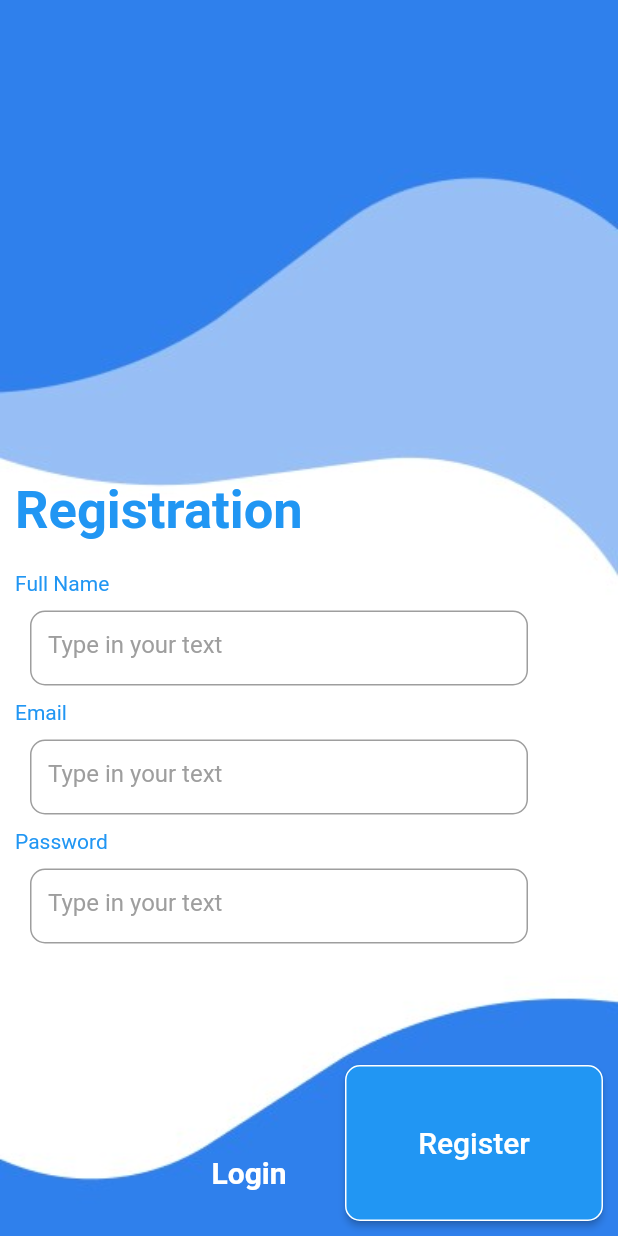
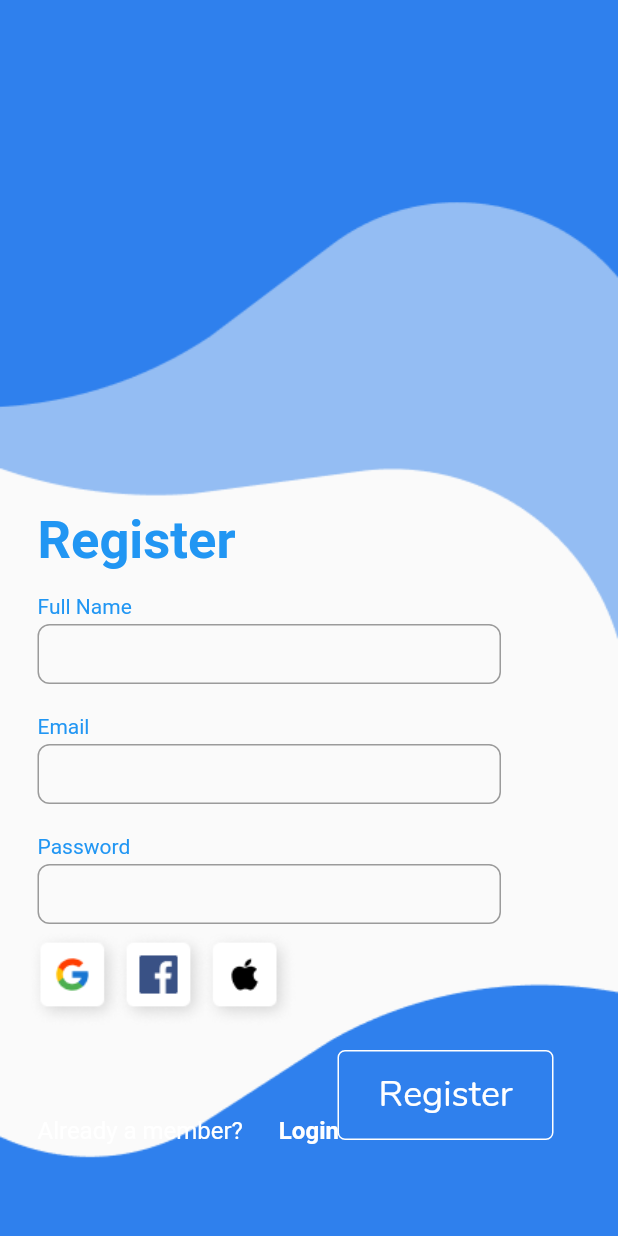
Before and after one commit to habibftw/Login-UI-using-flutter, a Flutter app: the RegistrationScreen screen opened by its route, on a phone screen of 412 x 824 dp. Run offline on Flutter 3.47's test engine with Material 2 defaults, Android fonts, the phone set to English and light mode, and no system bars.

Commit message:
2nd commit

```diff
--- a/lib/registration_screen.dart
+++ b/lib/registration_screen.dart
@@ -5,128 +5,162 @@ class RegistrationScreen extends StatelessWidget {
   @override
   Widget build(BuildContext context) {
     return Scaffold(
-      body: Container(
+        body: Stack(
+            children: [
+        Container(
         decoration: BoxDecoration(
         image: DecorationImage(
-            image: AssetImage("lib/images/bc.jpg"),
-            fit: BoxFit.cover,
+            image: AssetImage("lib/images/background.png"),
+        fit: BoxFit.cover)),
+    ),
+              Container(
+                  alignment: Alignment.topLeft,
+                  margin: EdgeInsets.only(top: 730, left: 25),
+                  child: Row(
+
+                    //crossAxisAlignment: CrossAxisAlignment.start,
+                    children: [
+                      Text(
+                        'Already a member?',
+                        style: TextStyle(
+                          color: Colors.white,
+                          fontSize: 16,
                         ),
                       ),
-        child: Stack(
-          //alignment: Alignment.center,
-          children: [
-            Positioned(
-              top:745,
-              bottom:5 ,
-              left: 0,
-              right: 80,
-              child: FlatButton(
-                  onPressed: () {
-                    Navigator.pop(context,);
-                  },
-                  child: Text('Login',style: TextStyle(
-                    color: Colors.white,
-                    fontSize: 20,
-                    fontWeight: FontWeight.bold,),)),
-            ),
-            Positioned(
-              top: 755,
-              bottom: 10,
-              left: 10,
-              right: 150,
-              child: Text('Already member?',style: TextStyle(color: Colors.white),),
-            ),
-            Positioned(
-              top: 710,
-              bottom: 10,
-              left: 230,
-              right: 10,
-              child: ElevatedButton(
-                style: ButtonStyle(
-                    shape:
-                    MaterialStateProperty.all<RoundedRectangleBorder>(
-                        RoundedRectangleBorder(
-                            borderRadius: BorderRadius.circular(10.0),
-                            side: BorderSide(color: Colors.white)))),
+                      FlatButton(
                           onPressed: () {
                             Navigator.pop(context);
                           },
-                child: Text('Register', style: TextStyle(fontSize: 20),),
+                          child: Text(
+                            'Login',
+                            style: TextStyle(
+                              color: Colors.white,
+                              fontSize: 16,
+                              fontWeight: FontWeight.bold,
+                            ),
+                          )),
+                    ],
+                  )),
+              Container(
+                  alignment: Alignment.topLeft,
+                  margin: EdgeInsets.only(left: 225, top: 700, bottom: 10),
+                  child: SizedBox(
+                    width: 144,
+                    height: 60,
+                    child: ElevatedButton(
+                      style: ButtonStyle(
+                          elevation: MaterialStateProperty.all(0),
+                          backgroundColor: MaterialStateProperty.all(
+                              Color.fromARGB(1, 47, 128, 237)),
+                          shape: MaterialStateProperty.all<RoundedRectangleBorder>(
+                              RoundedRectangleBorder(
+                                  borderRadius: BorderRadius.circular(5.0),
+                                  side: BorderSide(color: Colors.white)))),
+                      onPressed: () {
+                        Navigator.pushNamed(context, '/register');
+                      },
+                      child: Text(
+                        'Register',
+                        style: TextStyle(fontFamily: 'Nunito', fontSize: 24),
                       ),
                     ),
-            Positioned(
-                top: 320,
-                bottom: 10,
-                left: 10,
-                right: 50,
+                  )),
+              Container(
+                alignment: Alignment.topLeft,
+                margin: EdgeInsets.only(left: 25, top: 340),
                 child: Column(
-                  crossAxisAlignment: CrossAxisAlignment.stretch,
+                  crossAxisAlignment: CrossAxisAlignment.start,
                   children: [
-                    Text('Registration',style: TextStyle(
+                    Text(
+                      'Register',
+                      style: TextStyle(
                           color: Colors.blue,
                           fontSize: 35,
-                        fontWeight: FontWeight.bold),),
-                    Padding(padding: EdgeInsets.only(top: 20)),
-                    Text('Full Name',style: TextStyle(color: Colors.blue),),
+                          fontWeight: FontWeight.bold),
+                    ),
+                    Padding(padding: EdgeInsets.only(top: 15)),
+                    Text(
+                      'Full Name',
+                      style: TextStyle(color: Colors.blue, fontSize: 14),
+                    ),
+                    Padding(
+                      padding: EdgeInsets.all(2.0),
+                    ),
                     Container(
-                        width: 280,
-                        height: 70,
-                        padding: EdgeInsets.all(10.0),
+                        width: 309,
+                        height: 40,
                         child: TextField(
                           decoration: new InputDecoration(
                               border: new OutlineInputBorder(
                                 borderRadius: const BorderRadius.all(
-                                  const Radius.circular(10.0),
+                                  const Radius.circular(8.0),
                                 ),
                               ),
                               hintStyle: new TextStyle(color: Colors.grey),
-                              hintText: "Type in your text",
                               fillColor: Colors.white),
-                        )
+                        )),
+                    Padding(
+                      padding: EdgeInsets.all(10.0),
                     ),
-                    Text('Email',style: TextStyle(color: Colors.blue),),
+                    Text(
+                      'Email',
+                      style: TextStyle(color: Colors.blue, fontSize: 14),
+                    ),
+                    Padding(
+                      padding: EdgeInsets.all(2.0),
+                    ),
                     Container(
-                        width: 280,
-                        height: 70,
-                        padding: EdgeInsets.all(10.0),
+                        width: 309,
+                        height: 40,
                         child: TextField(
                           decoration: new InputDecoration(
                               border: new OutlineInputBorder(
                                 borderRadius: const BorderRadius.all(
-                                    const Radius.circular(10.0),
+                                  const Radius.circular(8.0),
                                 ),
-                                  borderSide: BorderSide(color: Colors.blue,width: 0)
                               ),
                               hintStyle: new TextStyle(color: Colors.grey),
-                              hintText: "Type in your text",
                               fillColor: Colors.white),
-                        )
+                        )),
+                    Padding(
+                      padding: EdgeInsets.all(10.0),
                     ),
-                    Text('Password',style: TextStyle(color: Colors.blue),),
+                    Text(
+                      'Password',
+                      style: TextStyle(color: Colors.blue, fontSize: 14),
+                    ),
+                    Padding(
+                      padding: EdgeInsets.all(2.0),
+                    ),
                     Container(
-                        width: 280,
-                        height: 70,
-                        padding: EdgeInsets.all(10.0),
+                        width: 309,
+                        height: 40,
                         child: TextField(
                           decoration: new InputDecoration(
                               border: new OutlineInputBorder(
                                   borderRadius: const BorderRadius.all(
-                                    const Radius.circular(10.0),
+                                    const Radius.circular(8.0),
                                   ),
-                                  borderSide: BorderSide(color: Colors.blue,width: 0)
+                                  borderSide:
+                                  BorderSide(color: Colors.blue, width: 0)),
+                              hintStyle: new TextStyle(color: Colors.grey),
+                              fillColor: Colors.white),
+                        )),
+                  ],
                 ),
-                              hintStyle: new TextStyle(color: Colors.grey),
-                              hintText: "Type in your text",
-                              fillColor: Colors.white),
-                        )
               ),
 
-                  ],
+              Container(
+                alignment: Alignment.topLeft,
+                margin: EdgeInsets.only(left: 15, top: 620),
+                child: Image.asset(
+                  'lib/images/Auth.png',
+                  height: 65,
+                  width: 187,
+                ),
+              ),
+    ]
     )
-            ),
-          ],
-        )
-      ),
     );
   }
 }
```
Also changed, not shown: lib/home_screen.dart (+28 -27 lines), lib/login_screen.dart (+103 -76 lines), pubspec.yaml (+7 -6 lines), lib/fonts/Nunito-Regular.ttf (added), lib/images/Auth.png (added), lib/images/background.png (added), lib/images/logo.png (added). Lines whose indentation alone changed are shown as unchanged.
